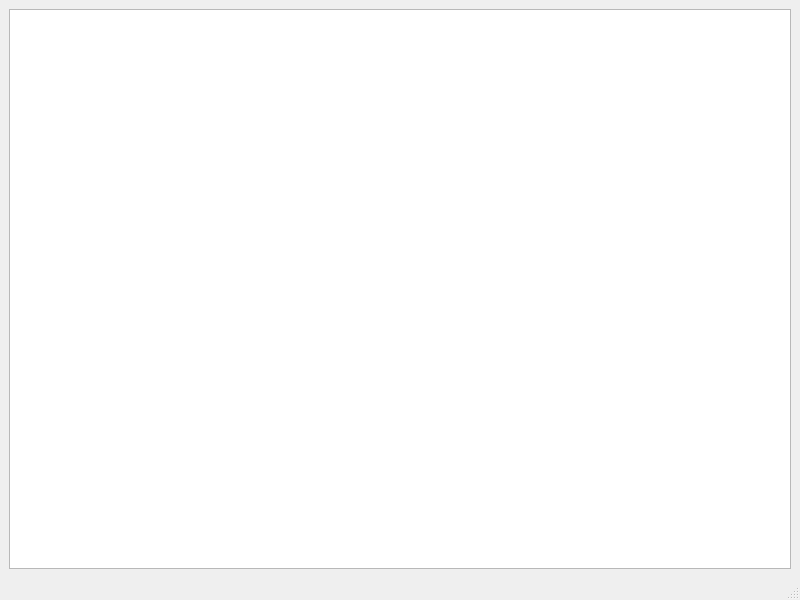
The window that ui/hrmMainWindow.ui (UbiquitousComputingSS14/HeartRateMonitor) describes before a commit, drawn with Qt 5.
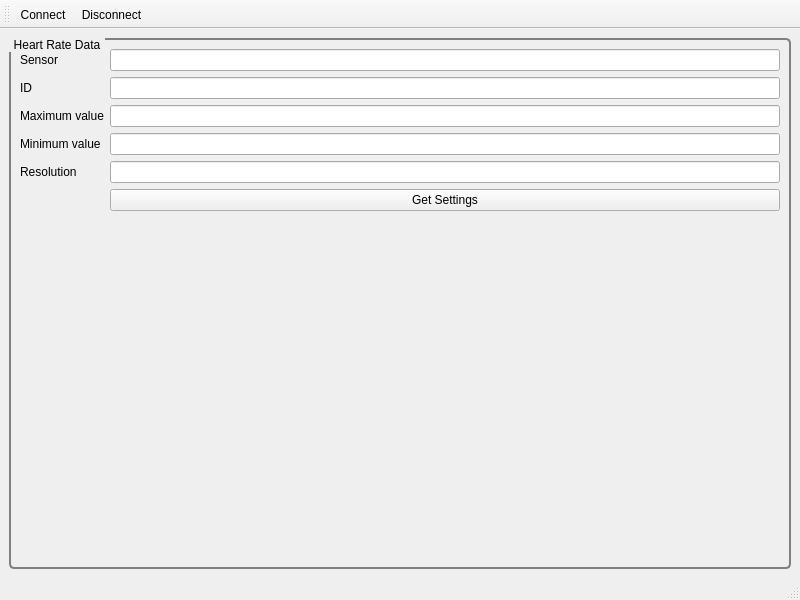
The same window after the commit. Icons and pictures are not drawn.

Patch:
```diff
--- a/ui/hrmMainWindow.ui
+++ b/ui/hrmMainWindow.ui
@@ -19,7 +19,86 @@
      <layout class="QHBoxLayout" name="graphLayout"/>
     </item>
     <item>
-     <widget class="QTextEdit" name="console"/>
+     <widget class="QGroupBox" name="box">
+      <property name="styleSheet">
+       <string notr="true">QGroupBox {
+     border: 2px solid gray;
+     border-radius: 5px;
+     margin-top: 1ex;
+}
+
+QGroupBox::title {
+     subcontrol-origin: margin;
+     subcontrol-position: top left;
+     padding: 0 3px;
+ }</string>
+      </property>
+      <property name="title">
+       <string>Heart Rate Data</string>
+      </property>
+      <layout class="QFormLayout" name="formLayout_2">
+       <property name="fieldGrowthPolicy">
+        <enum>QFormLayout::AllNonFixedFieldsGrow</enum>
+       </property>
+       <item row="0" column="0">
+        <widget class="QLabel" name="label">
+         <property name="text">
+          <string>Sensor</string>
+         </property>
+        </widget>
+       </item>
+       <item row="0" column="1">
+        <widget class="QLineEdit" name="sensorEdit"/>
+       </item>
+       <item row="1" column="0">
+        <widget class="QLabel" name="label_2">
+         <property name="text">
+          <string>ID</string>
+         </property>
+        </widget>
+       </item>
+       <item row="1" column="1">
+        <widget class="QLineEdit" name="idEdit"/>
+       </item>
+       <item row="2" column="0">
+        <widget class="QLabel" name="label_3">
+         <property name="text">
+          <string>Maximum value</string>
+         </property>
+        </widget>
+       </item>
+       <item row="2" column="1">
+        <widget class="QLineEdit" name="maxValEdit"/>
+       </item>
+       <item row="3" column="0">
+        <widget class="QLabel" name="label_4">
+         <property name="text">
+          <string>Minimum value</string>
+         </property>
+        </widget>
+       </item>
+       <item row="3" column="1">
+        <widget class="QLineEdit" name="minValEdit"/>
+       </item>
+       <item row="4" column="0">
+        <widget class="QLabel" name="label_5">
+         <property name="text">
+          <string>Resolution</string>
+         </property>
+        </widget>
+       </item>
+       <item row="4" column="1">
+        <widget class="QLineEdit" name="resolutionEdit"/>
+       </item>
+       <item row="5" column="1">
+        <widget class="QPushButton" name="getSettingsBtn">
+         <property name="text">
+          <string>Get Settings</string>
+         </property>
+        </widget>
+       </item>
+      </layout>
+     </widget>
     </item>
    </layout>
   </widget>
@@ -34,6 +113,37 @@
    </property>
   </widget>
   <widget class="QStatusBar" name="statusbar"/>
+  <widget class="QToolBar" name="toolBar">
+   <property name="windowTitle">
+    <string>toolBar</string>
+   </property>
+   <attribute name="toolBarArea">
+    <enum>TopToolBarArea</enum>
+   </attribute>
+   <attribute name="toolBarBreak">
+    <bool>false</bool>
+   </attribute>
+   <addaction name="actionConnect"/>
+   <addaction name="actionDisconnect"/>
+  </widget>
+  <action name="actionConnect">
+   <property name="icon">
+    <iconset resource="../res/icons.qrc">
+     <normaloff>:/icons/connect.png</normaloff>:/icons/connect.png</iconset>
+   </property>
+   <property name="text">
+    <string>Connect</string>
+   </property>
+  </action>
+  <action name="actionDisconnect">
+   <property name="icon">
+    <iconset resource="../res/icons.qrc">
+     <normaloff>:/icons/disconnect.png</normaloff>:/icons/disconnect.png</iconset>
+   </property>
+   <property name="text">
+    <string>Disconnect</string>
+   </property>
+  </action>
  </widget>
  <resources/>
  <connections/>
```
Left out of the diff: 6 changed lines with no effect on the pictures.
